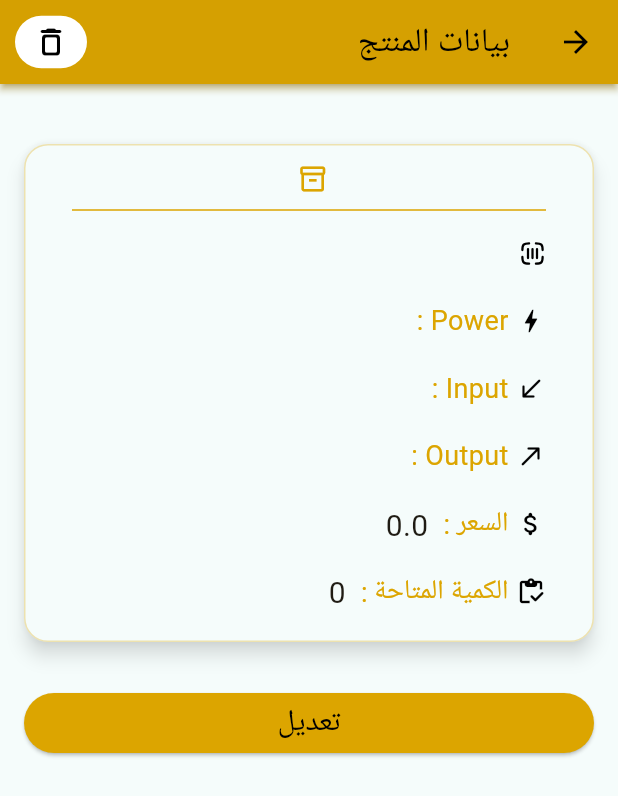
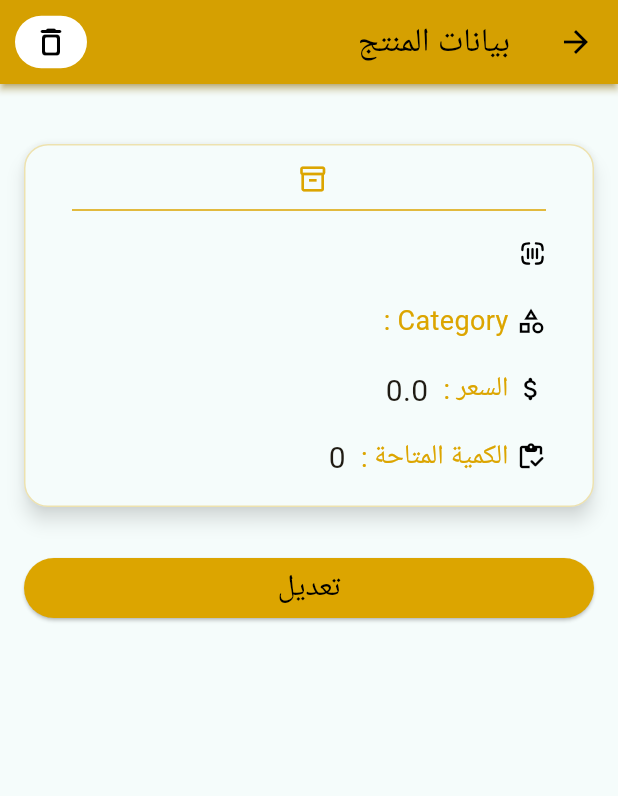
Before and after one commit to ELDemy/inventory_app, a Flutter app: the ProductProfileScreen screen opened directly with empty values, on a phone screen of 412 x 824 dp. Shown: the top 796 px of the screen. Run offline on Flutter 3.47's test engine with Material 3 defaults, Android fonts, the phone set to English and light mode, and no system bars; our stand-ins replace bloc, cloud_firestore, connectivity_plus, firebase_analytics, firebase_auth, firebase_core and 5 more; accounts and stored records are empty.

Commit message:
product categories

```diff
--- a/lib/core/models/product_model.dart
+++ b/lib/core/models/product_model.dart
@@ -36,10 +36,11 @@ class ProductModel {
   // Factory constructor to create ProductModel from Firestore
   factory ProductModel.fromFirestore(
     Map<String, dynamic>? data,
-    SnapshotOptions? options,
-  ) {
+    SnapshotOptions? options, {
+    String? identifierSN,
+  }) {
     return ProductModel(
-      identifierSN: data?['identifierSN'],
+      identifierSN: identifierSN ?? data?['identifierSN'],
       serialNumber: data?['serialNumber'],
       productName: data?['modelName'],
       category: data?['category'],
--- a/lib/core/utils/app_colors.dart
+++ b/lib/core/utils/app_colors.dart
@@ -1,6 +1,6 @@
 import 'package:flutter/material.dart';
 
-class AppColors {
+abstract class AppColors {
   static const Color primaryColor = Color(0xFFDCA500);
   static const Color primaryBackgroundColor = Color(0xFFF5FCFB);
   static const Color cardBackgroundColor = Color(0xFFF5FCFB);
@@ -14,10 +14,28 @@ class AppColors {
   static const Color fabIconsColor = Colors.black;
   static const Color fabBackgroundColor = primaryColor;
 
+  static const Color categoriesWidgetBackgroundColor = Color(0xFFFFFAF0);
+
   static const Color lightRedColor = Color(0xFFD45353);
   static const Color lightGreenColor = Color(0xFF53D48C);
   static const Color lightPrimaryColor = Color(0xFFDCA500);
 
+  /*
+  Primary Color (for header/main elements):
+  A warm but professional golden yellow: #F2B705
+  Or a slightly muted yellow: #FFD700
+
+  Secondary/Accent Colors:
+  Lighter yellow for backgrounds: #FFF5D6
+  Darker yellow for text/icons: #CC9900
+  White (#FFFFFF) for contrast elements
+
+  For the floating action button currently in blue, I'd suggest using #F2B705 with a slightly darker shade #CC9900 for the hover state.
+
+  #FFFDF5 (Very subtle warm white with barely noticeable yellow tint)
+  #FFFAF0 (Floral white - extremely light with just a touch of warmth)
+  #FFFCEB (Light cream - slightly warmer but still very close to white)
+   */
   // static const Color lightPendingColor = Color(0xFFF5FCFB);
   // static const Color lightApprovedColor = Color(0xFFFAFDF5);
   // static const Color approvedColor = Color(0xFFA3D139);
--- a/lib/features/home/presentation/home_screen.dart
+++ b/lib/features/home/presentation/home_screen.dart
@@ -11,8 +11,8 @@ import 'package:inventory_app/features/user_management/presentation/user_managem
 import 'package:inventory_app/super_admin.dart';
 
 import 'widgets/anim_search.dart';
+import 'widgets/home_screen_body.dart';
 import 'widgets/my_expandable_fab.dart';
-import 'widgets/products_list.dart';
 
 class HomeScreen extends StatelessWidget {
   const HomeScreen({super.key});
@@ -35,7 +35,7 @@ class HomeScreen extends StatelessWidget {
         ),
         floatingActionButtonLocation: ExpandableFab.location,
         floatingActionButton: const MyExpandableFAB(),
-        body: const ProductsList(),
+        body: const HomeScreenBody(),
       ),
     );
   }
--- a/lib/features/product_management/add_edit_product/presentation/add_new_product_screen.dart
+++ b/lib/features/product_management/add_edit_product/presentation/add_new_product_screen.dart
@@ -38,7 +38,6 @@ class AddNewProductForm extends StatelessWidget {
         appBar: AppBar(title: const Text("إضافة منتج جديد")),
         body: ProductForm(
           buttonText: "إضافة المنتج",
-          categories: [],
           onSubmit: (formKey, productModel) {
             if (formKey.currentState!.validate()) {
               BlocProvider.of<AddEditProductCubit>(context)
--- a/lib/features/product_management/add_edit_product/presentation/edit_product_form.dart
+++ b/lib/features/product_management/add_edit_product/presentation/edit_product_form.dart
@@ -33,7 +33,6 @@ class EditProductForm extends StatelessWidget {
             buttonText: "تعديل المنتج",
             isUpdate: true,
             productModel: productModel,
-            categories: [],
             onSubmit: (formKey, productModel) {
               if (formKey.currentState!.validate()) {
                 BlocProvider.of<AddEditProductCubit>(context)
--- a/lib/features/product_management/shared/components/product_details_card.dart
+++ b/lib/features/product_management/shared/components/product_details_card.dart
@@ -29,15 +29,23 @@ class ProductDetailsCard extends StatelessWidget {
                   iconWidget: const MyBarcodeIcon(height: 18),
                 ),
                 CardDetailRow(
+                  label: "Category :",
+                  content: "${productModel.category ?? "###"} ",
+                  iconData: Icons.category_outlined,
+                ),
+                if (productModel.power != '')
+                  CardDetailRow(
                     label: "Power :",
                     content: "${productModel.power ?? "###"} ",
                     iconData: Icons.bolt,
                   ),
+                if (productModel.input != '')
                   CardDetailRow(
                     label: "Input :",
                     content: "${productModel.input ?? "###"} ",
                     iconData: Icons.south_west_rounded,
                   ),
+                if (productModel.output != '')
                   CardDetailRow(
                     label: "Output :",
                     content: "${productModel.output ?? "###"} ",
```
Also changed, not shown: lib/features/home/data/cubit/home_cubit.dart (+19 -9 lines), lib/features/home/presentation/widgets/categories_list.dart (added, +75 -0 lines), lib/features/home/presentation/widgets/home_screen_body.dart (renamed from lib/features/home/presentation/widgets/products_list.dart, +19 -12 lines), lib/features/product_management/add_edit_product/presentation/widgets/product_form.dart (+6 -6 lines). Lines whose indentation alone changed are shown as unchanged.
